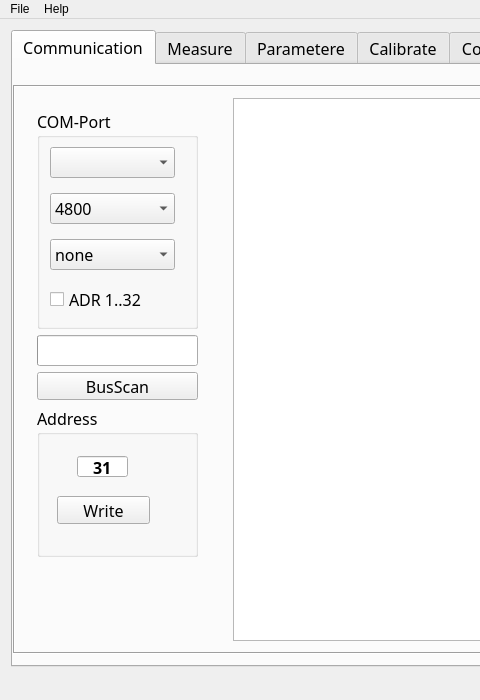
Above: mainwindow.ui from byteman/WFace before the change; both pictures show x 0 to 480 and y 0 to 700 of the 1161 by 700 pixel window. Below: the same form after it.
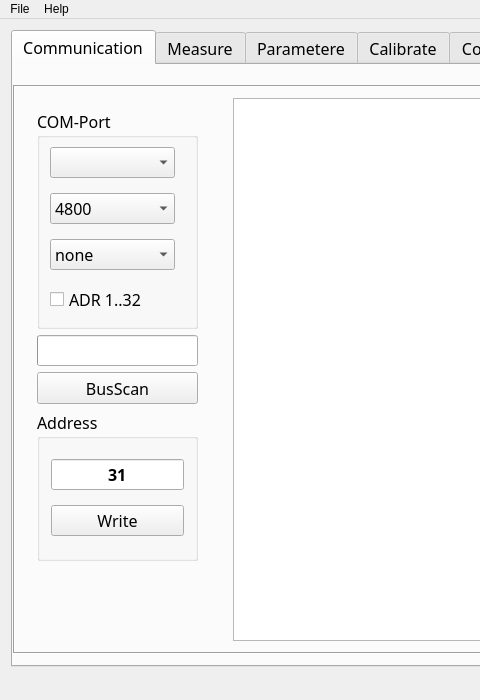
That is the form after the change.

The edit to the form file:
```diff
--- a/mainwindow.ui
+++ b/mainwindow.ui
@@ -105,6 +105,9 @@
               <number>0</number>
              </property>
              <layout class="QVBoxLayout" name="verticalLayout">
+              <property name="rightMargin">
+               <number>5</number>
+              </property>
               <item>
                <widget class="QGroupBox" name="groupBox_2">
                 <property name="minimumSize">
@@ -250,13 +253,13 @@
                 <property name="minimumSize">
                  <size>
                   <width>161</width>
-                  <height>28</height>
+                  <height>32</height>
                  </size>
                 </property>
                 <property name="maximumSize">
                  <size>
                   <width>161</width>
-                  <height>28</height>
+                  <height>32</height>
                  </size>
                 </property>
                 <property name="styleSheet">
@@ -287,15 +290,9 @@
                 <property name="title">
                  <string>Address</string>
                 </property>
+                <layout class="QVBoxLayout" name="verticalLayout_10">
+                 <item>
                 <widget class="QLineEdit" name="edtAddr">
-                 <property name="geometry">
-                  <rect>
-                   <x>40</x>
-                   <y>50</y>
-                   <width>51</width>
-                   <height>21</height>
-                  </rect>
-                 </property>
                  <property name="font">
                   <font>
                    <family>黑体</family>
@@ -314,14 +311,14 @@
                   <set>Qt::AlignCenter</set>
                  </property>
                 </widget>
+                 </item>
+                 <item>
                 <widget class="QPushButton" name="btnAddr">
-                 <property name="geometry">
-                  <rect>
-                   <x>20</x>
-                   <y>90</y>
-                   <width>93</width>
-                   <height>28</height>
-                  </rect>
+                   <property name="sizePolicy">
+                    <sizepolicy hsizetype="Expanding" vsizetype="Fixed">
+                     <horstretch>0</horstretch>
+                     <verstretch>0</verstretch>
+                    </sizepolicy>
                  </property>
                  <property name="styleSheet">
                   <string notr="true"/>
@@ -330,6 +327,8 @@
                   <string>Write</string>
                  </property>
                 </widget>
+                 </item>
+                </layout>
                </widget>
               </item>
               <item>
```
Left out of the diff: 27 changed lines with no effect on the pictures. Lines whose indentation alone changed are shown as unchanged.
